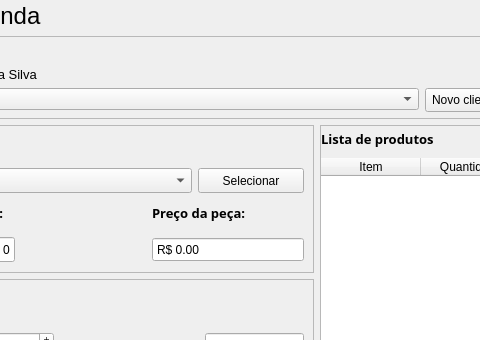
Qt form view/sell.ui (PedroGregori/Projeto_Integrador--SENAC_BA-2022) before a commit; both pictures show x 165 to 645 and y 0 to 340 of the 946 by 592 pixel window.
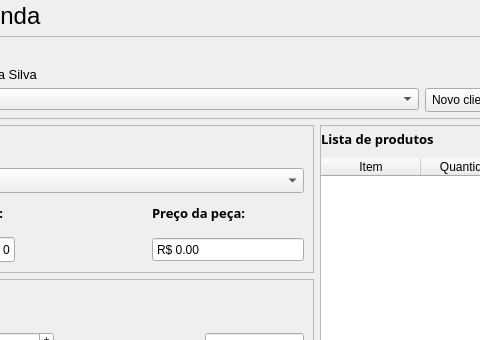
The same form after that commit.

The edit to the form file:
```diff
--- a/view/sell.ui
+++ b/view/sell.ui
@@ -359,30 +359,6 @@
                   </property>
                  </widget>
                 </item>
-                <item>
-                 <widget class="QPushButton" name="Btn_select">
-                  <property name="minimumSize">
-                   <size>
-                    <width>0</width>
-                    <height>25</height>
-                   </size>
-                  </property>
-                  <property name="maximumSize">
-                   <size>
-                    <width>106</width>
-                    <height>16777215</height>
-                   </size>
-                  </property>
-                  <property name="font">
-                   <font>
-                    <pointsize>9</pointsize>
-                   </font>
-                  </property>
-                  <property name="text">
-                   <string>Selecionar</string>
-                  </property>
-                 </widget>
-                </item>
                </layout>
               </item>
               <item>
```
